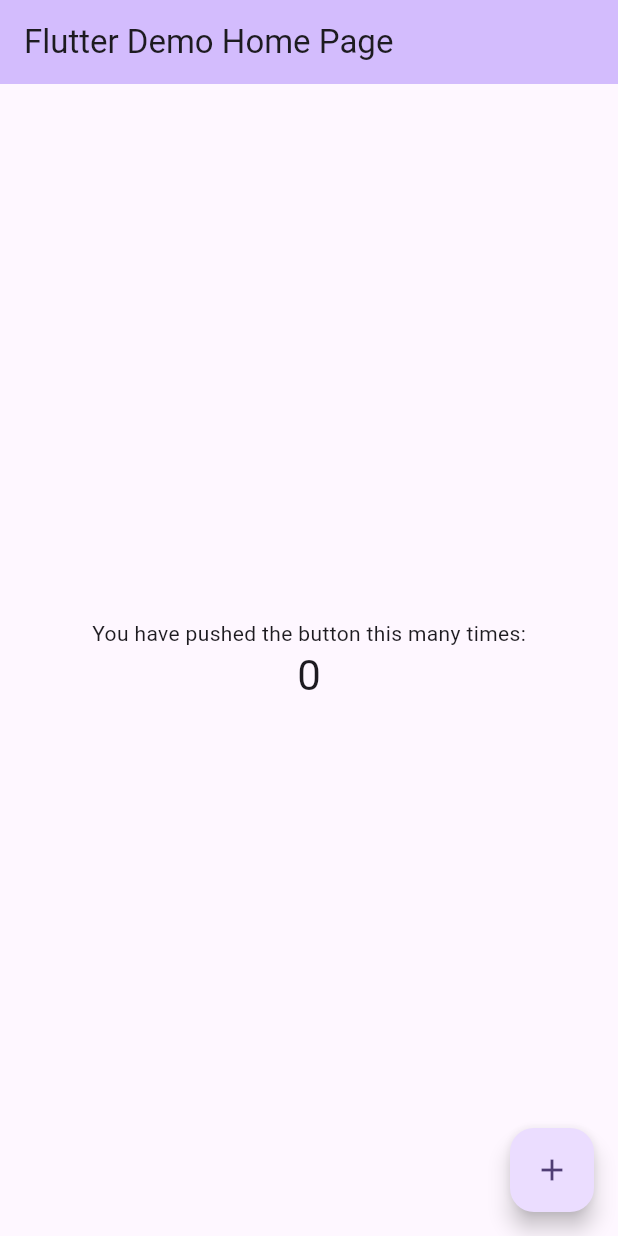
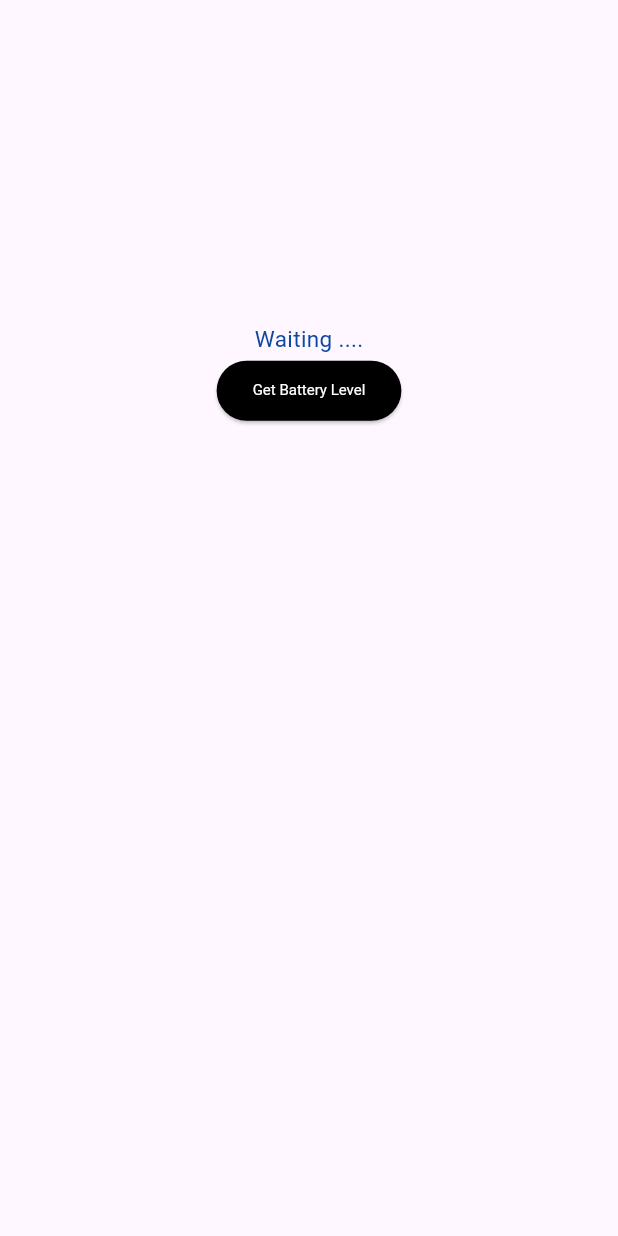
Before and after one commit to RavinduJP/get-battary-level, a Flutter app: the screen it shows after launch, on a phone screen of 412 x 824 dp. Run offline on Flutter 3.47's test engine with Material 3 defaults, Android fonts, the phone set to English and light mode, and no system bars.

Commit message:
create simple UI

```diff
--- /dev/null
+++ b/lib/batteryScreen.dart
@@ -0,0 +1,45 @@
+import 'package:flutter/material.dart';
+
+class BatteryScreen extends StatefulWidget {
+  const BatteryScreen({super.key});
+
+  @override
+  State<BatteryScreen> createState() => _BatteryScreenState();
+}
+
+class _BatteryScreenState extends State<BatteryScreen> {
+  @override
+  Widget build(BuildContext context) {
+    return Scaffold(
+      body: SizedBox(
+        height: 500,
+        child: Center(
+          child: Column(
+            mainAxisAlignment: MainAxisAlignment.center,
+            children: [
+              Text(
+                'Waiting ....',
+                style: TextStyle(
+                  fontSize: 15.0,
+                  color: Colors.blue.shade900,
+                ),
+              ),
+              ElevatedButton(
+                onPressed: () {},
+                style: ElevatedButton.styleFrom(
+                  backgroundColor: Colors.black,
+                  foregroundColor: Colors.white,
+                  textStyle: const TextStyle(fontSize: 10),
+                ),
+                child: const Text(
+                  'Get Battery Level',
+                  style: TextStyle(color: Colors.white),
+                ),
+              ),
+            ],
+          ),
+        ),
+      ),
+    );
+  }
+}
--- a/lib/main.dart
+++ b/lib/main.dart
@@ -1,3 +1,4 @@
+import 'package:bettary_level/batteryScreen.dart';
 import 'package:flutter/material.dart';
 
 void main() {
@@ -13,113 +14,10 @@
     return MaterialApp(
       title: 'Flutter Demo',
       theme: ThemeData(
-        // This is the theme of your application.
-        //
-        // TRY THIS: Try running your application with "flutter run". You'll see
-        // the application has a purple toolbar. Then, without quitting the app,
-        // try changing the seedColor in the colorScheme below to Colors.green
-        // and then invoke "hot reload" (save your changes or press the "hot
-        // reload" button in a Flutter-supported IDE, or press "r" if you used
-        // the command line to start the app).
-        //
-        // Notice that the counter didn't reset back to zero; the application
-        // state is not lost during the reload. To reset the state, use hot
-        // restart instead.
-        //
-        // This works for code too, not just values: Most code changes can be
-        // tested with just a hot reload.
         colorScheme: ColorScheme.fromSeed(seedColor: Colors.deepPurple),
         useMaterial3: true,
       ),
-      home: const MyHomePage(title: 'Flutter Demo Home Page'),
+      home: const BatteryScreen(),
     );
   }
 }
-
-class MyHomePage extends StatefulWidget {
-  const MyHomePage({super.key, required this.title});
-
-  // This widget is the home page of your application. It is stateful, meaning
-  // that it has a State object (defined below) that contains fields that affect
-  // how it looks.
-
-  // This class is the configuration for the state. It holds the values (in this
-  // case the title) provided by the parent (in this case the App widget) and
-  // used by the build method of the State. Fields in a Widget subclass are
-  // always marked "final".
-
-  final String title;
-
-  @override
-  State<MyHomePage> createState() => _MyHomePageState();
-}
-
-class _MyHomePageState extends State<MyHomePage> {
-  int _counter = 0;
-
-  void _incrementCounter() {
-    setState(() {
-      // This call to setState tells the Flutter framework that something has
-      // changed in this State, which causes it to rerun the build method below
-      // so that the display can reflect the updated values. If we changed
-      // _counter without calling setState(), then the build method would not be
-      // called again, and so nothing would appear to happen.
-      _counter++;
-    });
-  }
-
-  @override
-  Widget build(BuildContext context) {
-    // This method is rerun every time setState is called, for instance as done
-    // by the _incrementCounter method above.
-    //
-    // The Flutter framework has been optimized to make rerunning build methods
-    // fast, so that you can just rebuild anything that needs updating rather
-    // than having to individually change instances of widgets.
-    return Scaffold(
-      appBar: AppBar(
-        // TRY THIS: Try changing the color here to a specific color (to
-        // Colors.amber, perhaps?) and trigger a hot reload to see the AppBar
-        // change color while the other colors stay the same.
-        backgroundColor: Theme.of(context).colorScheme.inversePrimary,
-        // Here we take the value from the MyHomePage object that was created by
-        // the App.build method, and use it to set our appbar title.
-        title: Text(widget.title),
-      ),
-      body: Center(
-        // Center is a layout widget. It takes a single child and positions it
-        // in the middle of the parent.
-        child: Column(
-          // Column is also a layout widget. It takes a list of children and
-          // arranges them vertically. By default, it sizes itself to fit its
-          // children horizontally, and tries to be as tall as its parent.
-          //
-          // Column has various properties to control how it sizes itself and
-          // how it positions its children. Here we use mainAxisAlignment to
-          // center the children vertically; the main axis here is the vertical
-          // axis because Columns are vertical (the cross axis would be
-          // horizontal).
-          //
-          // TRY THIS: Invoke "debug painting" (choose the "Toggle Debug Paint"
-          // action in the IDE, or press "p" in the console), to see the
-          // wireframe for each widget.
-          mainAxisAlignment: MainAxisAlignment.center,
-          children: <Widget>[
-            const Text(
-              'You have pushed the button this many times:',
-            ),
-            Text(
-              '$_counter',
-              style: Theme.of(context).textTheme.headlineMedium,
-            ),
-          ],
-        ),
-      ),
-      floatingActionButton: FloatingActionButton(
-        onPressed: _incrementCounter,
-        tooltip: 'Increment',
-        child: const Icon(Icons.add),
-      ), // This trailing comma makes auto-formatting nicer for build methods.
-    );
-  }
-}
```
